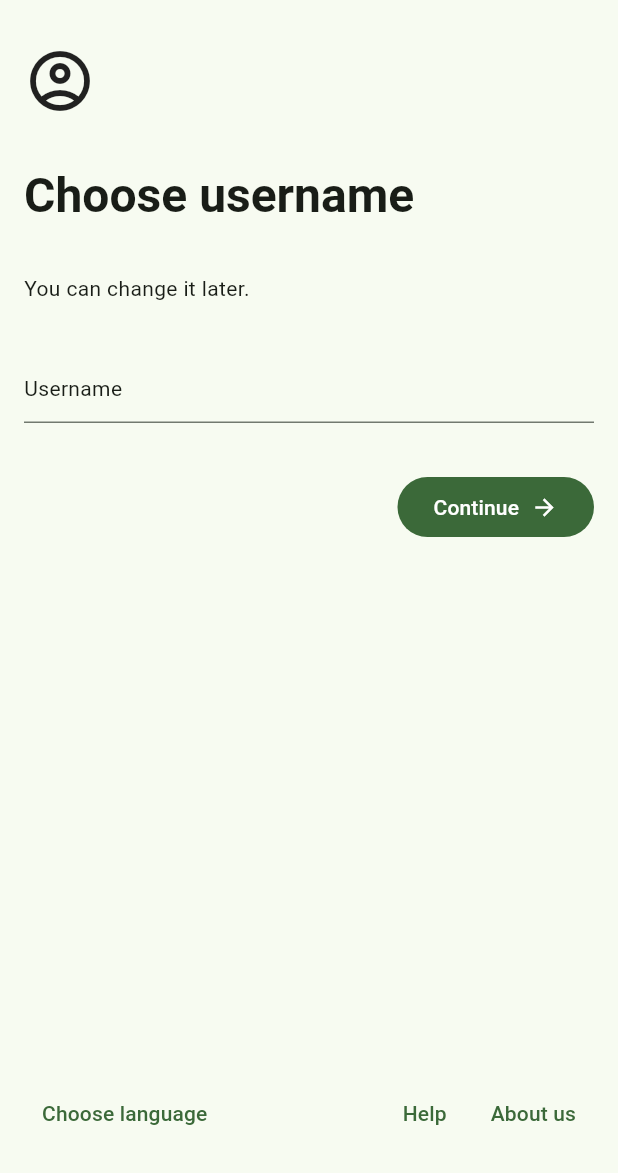
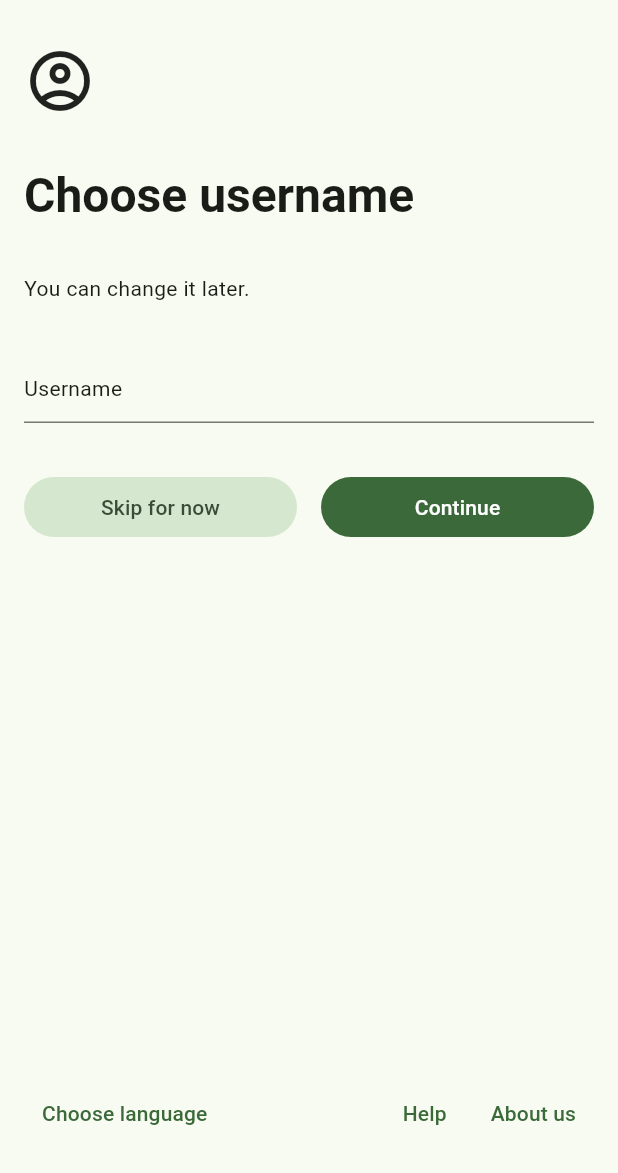
Before and after one commit to vyacheslavbytsko/Account-Manager, a Flutter app: the RegisterScreen screen opened by its route, on a phone screen of 412 x 824 dp, the part 63-1236 px from its top. Run offline on Flutter 3.47's test engine with Material 3 defaults, Android fonts, the light colour scheme and no system bars; drawn by our look-alikes of dynamic_color; our stand-ins replace dio, go_router.

Commit message:
you can skip creating username now

```diff
--- a/lib/screens/register_screen.dart
+++ b/lib/screens/register_screen.dart
@@ -26,16 +26,44 @@ class _RegisterScreenState extends State<RegisterScreen> {
     super.dispose();
   }
 
-  void createAccount() async {
+  void createAccount({bool skip = false}) async {
     setState(() {
       _inputEnabled = false;
     });
     String text = _usernameController.text;
 
     try {
-      if(text == "") throw Exception("Username cannot be null.");
+      if(text == "" && !skip) {
+        if(context.mounted) {
+          await showDialog<void>(
+            context: context,
+            builder: (BuildContext context) {
+              return AlertDialog(
+                title: const Text('Uh-oh!'),
+                content: Text('Username is empty.'),
+                actions: <Widget>[
+                  TextButton(
+                    onPressed: () {
+                      Navigator.pop(context);
+                      createAccount(skip: true);
+                    },
+                    child: const Text('Skip'),
+                  ),
+                  TextButton(
+                    onPressed: () {
+                      Navigator.pop(context);
+                    },
+                    child: const Text('Choose username'),
+                  ),
+                ],
+              );
+            },
+          );
+        }
+      }
     } on Exception catch(exception) {
-      await showDialog<void>(
+      if(context.mounted) {
+        await showDialog<void>(
         context: context,
         builder: (BuildContext context) {
           return AlertDialog(
@@ -52,6 +80,7 @@ class _RegisterScreenState extends State<RegisterScreen> {
           );
         },
       );
+      }
     } finally {
       setState(() {
         _inputEnabled = true;
@@ -101,16 +130,18 @@ class _RegisterScreenState extends State<RegisterScreen> {
               ),
               SizedBox(height: 32,),
               Row(
-                mainAxisAlignment: MainAxisAlignment.end,
                 children: [
-                  FilledButton(
-                    onPressed: _inputEnabled ? () => createAccount() : null,
-                    child: Row(
-                      children: [
-                        Text("Continue"),
-                        SizedBox(width: 8,),
-                        Icon(Icons.arrow_forward)
-                      ],
+                  Expanded(
+                    child: FilledButton.tonal(
+                      onPressed: () => createAccount(skip: true),
+                      child: Text("Skip for now"),
+                    ),
+                  ),
+                  SizedBox(width: 16,),
+                  Expanded(
+                    child: FilledButton(
+                      onPressed: () => createAccount(),
+                      child: Text("Continue"),
                     ),
                   ),
                 ],
```
